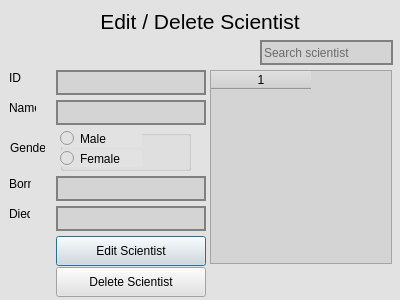
This is GUI-verklegtVika3/editdeletscientist.ui in streamerinn/Verklegt-1 as Qt 5 draws it before an edit. The edited form follows.
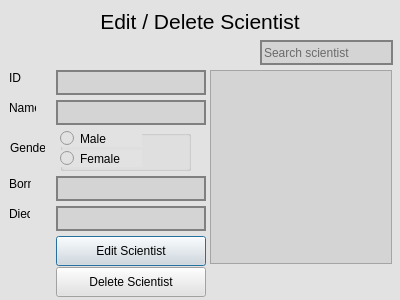
This is the edited form.

```diff
--- a/GUI-verklegtVika3/editdeletscientist.ui
+++ b/GUI-verklegtVika3/editdeletscientist.ui
@@ -158,6 +158,12 @@
    <property name="columnCount">
     <number>1</number>
    </property>
+   <attribute name="horizontalHeaderVisible">
+    <bool>false</bool>
+   </attribute>
+   <attribute name="verticalHeaderVisible">
+    <bool>true</bool>
+   </attribute>
    <column/>
   </widget>
   <widget class="QLabel" name="label">
```
